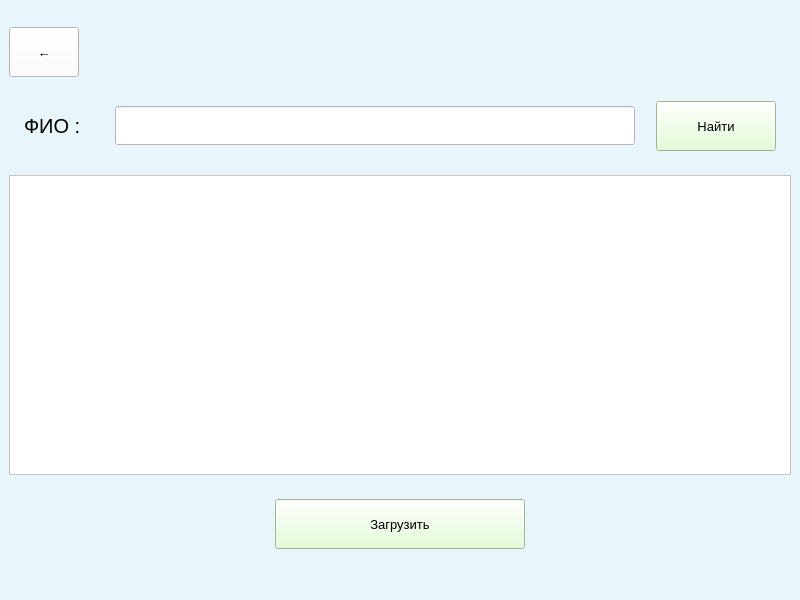
Before: the Qt Designer form qt/load_student.ui in andrei-229/valanter_app, drawn with Qt 5.
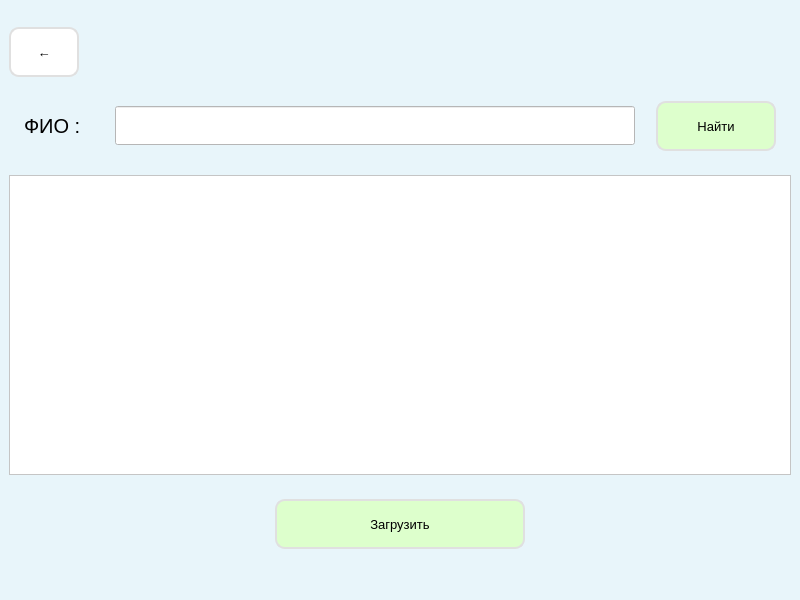
After: the same form once the commit is applied.

What changed in the file:
```diff
--- a/qt/load_student.ui
+++ b/qt/load_student.ui
@@ -54,11 +54,15 @@
         <property name="styleSheet">
          <string notr="true">QPushButton{
 background-color: rgb(255, 255, 255);
+border: 2px solid #E0E0E0;
+border-radius: 10px;
 }
 QPushButton:hover{
 background-color: rgb(242, 255, 235);
 }
-</string>
+QPushButton:pressed{
+border: 2px solid #404040;
+}</string>
         </property>
         <property name="text">
          <string>←</string>
@@ -152,11 +156,15 @@
         <property name="styleSheet">
          <string notr="true">QPushButton{
 background-color: rgb(221, 255, 204);
+border: 2px solid #E0E0E0;
+border-radius: 10px;
 }
 QPushButton:hover{
 background-color: rgb(220, 255, 166);
 }
-</string>
+QPushButton:pressed{
+border: 2px solid #404040;
+}</string>
         </property>
         <property name="text">
          <string>Найти</string>
@@ -202,11 +210,15 @@
         <property name="styleSheet">
          <string notr="true">QPushButton{
 background-color: rgb(221, 255, 204);
+border: 2px solid #E0E0E0;
+border-radius: 10px;
 }
 QPushButton:hover{
 background-color: rgb(201, 255, 128);
 }
-</string>
+QPushButton:pressed{
+border: 2px solid #404040;
+}</string>
         </property>
         <property name="text">
          <string>Загрузить</string>
```
Left out of the diff: 7 changed lines with no effect on the pictures.
